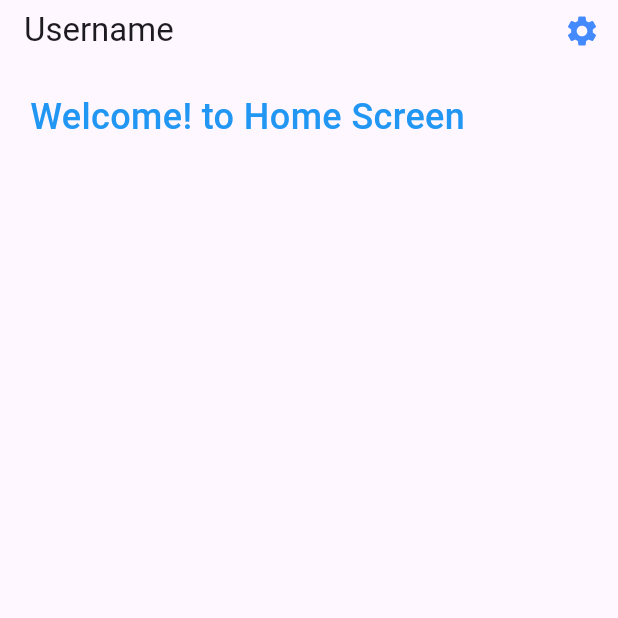
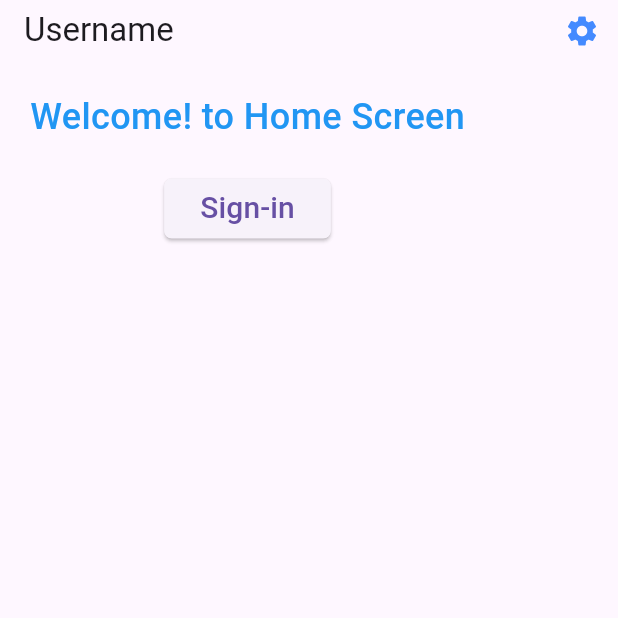
Before and after one commit to vinay-incubyte/basic-widgets, a Flutter app: the screen it shows after launch, on a phone screen of 412 x 824 dp, the top half of it. Run offline on Flutter 3.47's test engine with Material 3 defaults, Android fonts, the phone set to English and light mode, and no system bars; our stand-ins replace fluttertoast.

Commit message:
home view - elevated button added

```diff
--- /dev/null
+++ b/lib/home/appbar/home_elevated_button.dart
@@ -0,0 +1,22 @@
+import 'package:flutter/material.dart';
+
+class HomeElevatedButton extends StatelessWidget {
+  const HomeElevatedButton({super.key});
+
+  @override
+  Widget build(BuildContext context) {
+    return ElevatedButton(
+      style: ButtonStyle(
+        shape: WidgetStatePropertyAll(
+          RoundedRectangleBorder(
+            borderRadius: BorderRadiusGeometry.circular(5),
+          ),
+        ),
+      ),
+      onPressed: () {
+        Fluttertoast.showToast(msg: "Sign-in");
+      },
+      child: Text("Sign-in", style: TextStyle(fontSize: 20)),
+    );
+  }
+}
--- a/lib/home/home_view.dart
+++ b/lib/home/home_view.dart
@@ -1,5 +1,7 @@
 import 'package:basic_widgets/home/appbar/home_appbar.dart';
+import 'package:basic_widgets/home/appbar/home_elevated_button.dart';
 import 'package:flutter/material.dart';
+import 'package:fluttertoast/fluttertoast.dart';
 
 class HomeView extends StatelessWidget {
   const HomeView({super.key});
@@ -11,6 +13,7 @@ class HomeView extends StatelessWidget {
       body: Padding(
         padding: const EdgeInsets.all(20.0),
         child: Column(
+          spacing: 20,
           children: [
             Text(
               "Welcome! to Home Screen",
@@ -20,6 +23,8 @@ class HomeView extends StatelessWidget {
                 fontWeight: FontWeight.w500,
               ),
             ),
+
+            HomeElevatedButton(),
           ],
         ),
       ),
```
